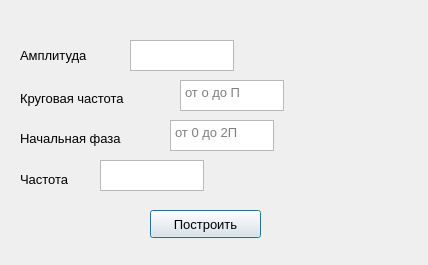
First picture: the form in ui/sinusoid_dialog.ui, repository FroggyKwa/SignalAnalyzer, before the edit.
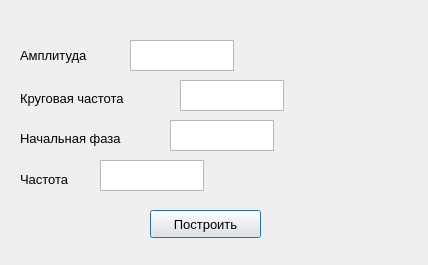
Second picture: the form after the edit.

Patch:
```diff
--- a/ui/sinusoid_dialog.ui
+++ b/ui/sinusoid_dialog.ui
@@ -84,7 +84,7 @@
     </rect>
    </property>
    <property name="placeholderText">
-    <string>от о до П</string>
+    <string/>
    </property>
   </widget>
   <widget class="QLabel" name="label_3">
@@ -110,7 +110,7 @@
     </rect>
    </property>
    <property name="placeholderText">
-    <string>от 0 до 2П</string>
+    <string/>
    </property>
   </widget>
   <widget class="QPushButton" name="build_plot_button">
```
Left out of the diff: 2 changed lines with no effect on the pictures.
